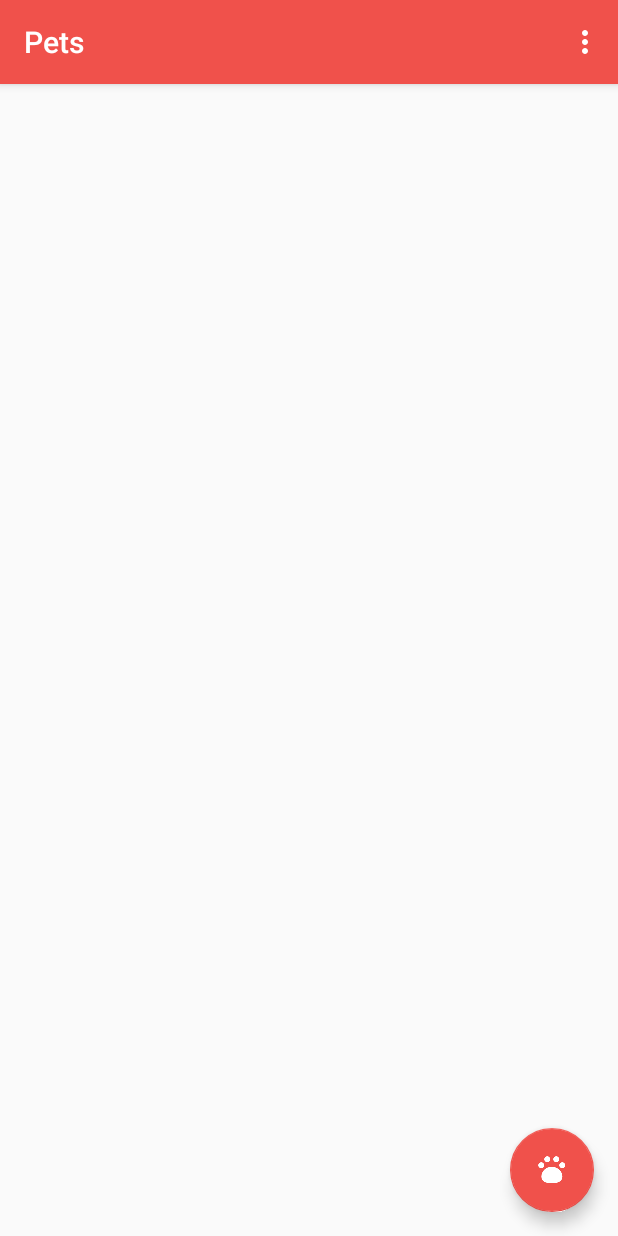
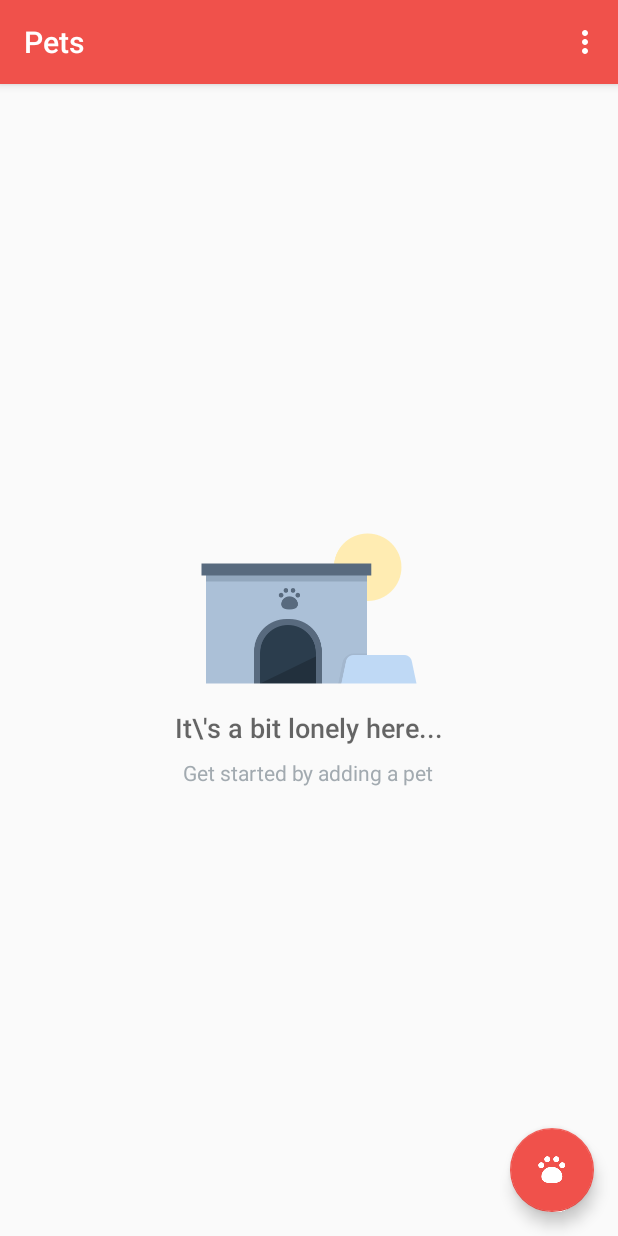
Before and after one commit to CaturPutraPrakoso/Pets, an Android app: the screen it shows after launch (CatalogActivity), on a phone screen of 412 x 824 dp. Run offline under Robolectric (Android 15) with nearby library versions, the phone set to English and light mode, and no system bars.

Commit message:
Finished Lesson 4 Video 4

```diff
--- a/app/src/main/java/com/example/android/pets/CatalogActivity.java
+++ b/app/src/main/java/com/example/android/pets/CatalogActivity.java
@@ -39,6 +39,14 @@ public class CatalogActivity extends AppCompatActivity {
                 startActivity(intent);
             }
         });
+
+        // Find the ListView which will be populated with the pet data
+        ListView petListView = (ListView) findViewById(R.id.list);
+
+        // Find and set empty view on the ListView, so that it only shows when the list has 0 items.
+        View emptyView = findViewById(R.id.empty_view);
+        petListView.setEmptyView(emptyView);
+
     }
 
     @Override
@@ -63,6 +71,7 @@ public class CatalogActivity extends AppCompatActivity {
 
         Cursor cursor = getContentResolver().query(PetEntry.CONTENT_URI,projection, null, null, null);
 
+        // Find the ListView which will be populated with the pet data
         ListView petListView = (ListView) findViewById(R.id.list);
 
         PetCursorAdapter adapter = new PetCursorAdapter(this, cursor);
--- a/app/src/main/res/layout/activity_catalog.xml
+++ b/app/src/main/res/layout/activity_catalog.xml
@@ -20,6 +20,44 @@
         android:layout_width="match_parent"
         android:layout_height="match_parent"/>
 
+    <!-- Empty view for the list -->
+    <RelativeLayout
+        android:id="@+id/empty_view"
+        android:layout_width="wrap_content"
+        android:layout_height="wrap_content"
+        android:layout_centerInParent="true">
+
+        <ImageView
+            android:id="@+id/empty_shelter_image"
+            android:layout_width="wrap_content"
+            android:layout_height="wrap_content"
+            android:layout_centerHorizontal="true"
+            android:src="@drawable/ic_empty_shelter"/>
+
+        <TextView
+            android:id="@+id/empty_title_text"
+            android:layout_width="wrap_content"
+            android:layout_height="wrap_content"
+            android:layout_below="@+id/empty_shelter_image"
+            android:layout_centerHorizontal="true"
+            android:fontFamily="sans-serif-medium"
+            android:paddingTop="16dp"
+            android:text="@string/empty_view_title_text"
+            android:textAppearance="?android:textAppearanceMedium"/>
+
+        <TextView
+            android:id="@+id/empty_subtitle_text"
+            android:layout_width="wrap_content"
+            android:layout_height="wrap_content"
+            android:layout_below="@+id/empty_title_text"
+            android:layout_centerHorizontal="true"
+            android:fontFamily="sans-serif"
+            android:paddingTop="8dp"
+            android:text="@string/empty_view_subtitle_text"
+            android:textAppearance="?android:textAppearanceSmall"
+            android:textColor="#A2AAB0"/>
+    </RelativeLayout>
+
     <android.support.design.widget.FloatingActionButton
         android:id="@+id/fab"
         android:layout_width="wrap_content"
--- a/app/src/main/res/values/strings.xml
+++ b/app/src/main/res/values/strings.xml
@@ -60,4 +60,6 @@
     <string name="gender_female">Female</string>
     <string name="editor_insert_pet_failed">Error with saving pet</string>
     <string name="editor_insert_pet_successful">Pet saved</string>
+    <string name="empty_view_title_text">It\\\'s a bit lonely here...</string>
+    <string name="empty_view_subtitle_text">Get started by adding a pet</string>
 </resources>
```
